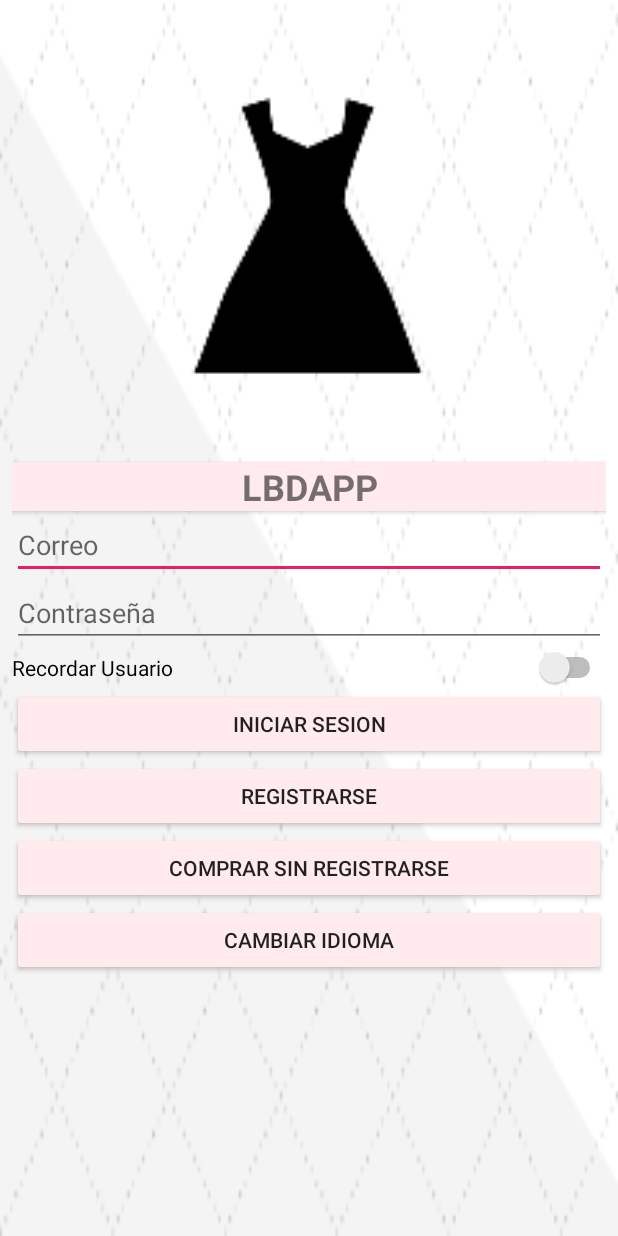
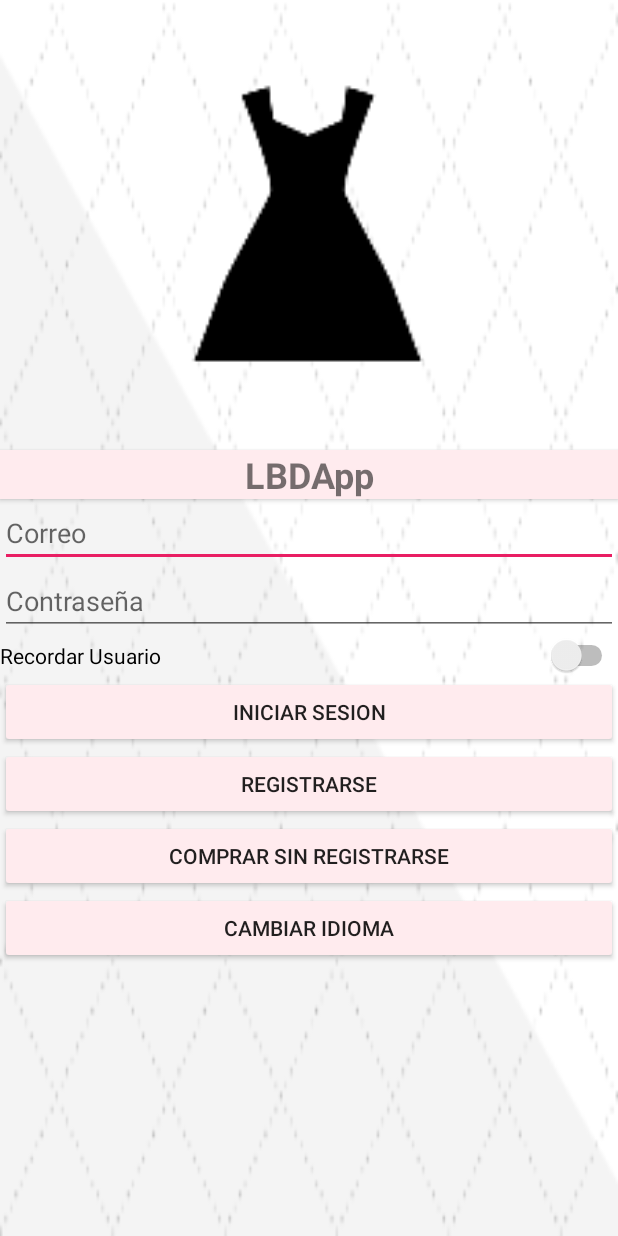
Before and after one commit to erikab2731/LBDApp1, an Android app: the screen it shows after launch (LoginActivity), on a phone screen of 412 x 824 dp. Run offline under Robolectric (Android 15) with nearby library versions, the phone set to English and light mode, and no system bars.

Commit message:
ultimos cambios

```diff
--- a/app/build.gradle
+++ b/app/build.gradle
@@ -12,12 +12,10 @@ android {
     }
     buildTypes {
         release {
-            minifyEnabled false
+            minifyEnabled true
             proguardFiles getDefaultProguardFile('proguard-android.txt'), 'proguard-rules.pro'
         }
-        debug {
-            pseudoLocalesEnabled true
-        }
+
     }
 }
 
--- a/app/src/main/java/com/example/erika/lbdapp/Adapter.java
+++ b/app/src/main/java/com/example/erika/lbdapp/Adapter.java
@@ -52,7 +52,7 @@ public class Adapter extends BaseAdapter {
         // cojemos la posicion en la que se ha pulsado
         final int pos = position;
         // Ponemos el layout
-        convertView = inflater.inflate(R.layout.grid_item2, null);
+        convertView =(View) inflater.inflate(R.layout.grid_item2, null);
         // cojemos el imagebutton por id
         ImageButton imgbtn = convertView.findViewById(R.id.imageButton2);
         // quitamos el padding del botón para que no tenga margenes
--- a/app/src/main/res/layout/activity_login.xml
+++ b/app/src/main/res/layout/activity_login.xml
@@ -6,32 +6,26 @@
     android:layout_width="match_parent"  android:layout_height="match_parent">
 <android.support.constraint.ConstraintLayout
     android:layout_width="match_parent"
-    android:layout_height="match_parent"
+    android:layout_height="wrap_content"
     tools:context=".LoginActivity">
 
-    <ScrollView
-        android:layout_width="match_parent"
-        android:layout_height="match_parent"
-        android:layout_marginStart="8dp"
-        android:layout_marginTop="8dp"
-        android:layout_marginEnd="8dp"
-        android:layout_marginBottom="8dp"
-        app:layout_constraintBottom_toBottomOf="parent"
-        app:layout_constraintEnd_toEndOf="parent"
-        app:layout_constraintStart_toStartOf="parent"
-        app:layout_constraintTop_toTopOf="parent">
 
     <LinearLayout
         android:layout_width="match_parent"
         android:layout_height="wrap_content"
         android:layout_gravity="center"
-            android:orientation="vertical">
+        android:orientation="vertical"
+        app:layout_constraintBottom_toBottomOf="parent"
+        app:layout_constraintEnd_toEndOf="parent"
+        app:layout_constraintStart_toStartOf="parent"
+        app:layout_constraintTop_toTopOf="parent">
 
         <ImageView
             android:id="@+id/imageView"
             android:layout_width="match_parent"
             android:layout_height="300dp"
             android:layout_gravity="center"
+            android:contentDescription="@string/vacio"
             app:srcCompat="@mipmap/ic_launcher_foreground"
             tools:layout_editor_absoluteX="0dp"
             tools:layout_editor_absoluteY="0dp" />
@@ -44,7 +38,7 @@
             android:background="@color/colorPrimary"
             android:elevation="@dimen/cardview_default_radius"
             android:gravity="center"
-                android:text="LBDAPP"
+            android:text="@string/app_name"
             android:textSize="24sp"
             android:textStyle="bold" />
 
@@ -52,6 +46,7 @@
             android:id="@+id/editTextemail"
             android:layout_width="match_parent"
             android:layout_height="wrap_content"
+            android:autofillHints="@string/correo"
             android:ems="10"
             android:hint="@string/correo"
             android:inputType="textEmailAddress" />
@@ -60,6 +55,7 @@
             android:id="@+id/textpassword"
             android:layout_width="match_parent"
             android:layout_height="wrap_content"
+            android:autofillHints="@string/contraseña"
             android:ems="10"
             android:hint="@string/contraseña"
             android:inputType="textPassword" />
@@ -74,32 +70,32 @@
             android:id="@+id/loginbutton"
             android:layout_width="match_parent"
             android:layout_height="wrap_content"
-                app:backgroundTint="@color/colorPrimary"
-                android:text="@string/iniciarsesion" />
+            android:text="@string/iniciarsesion"
+            app:backgroundTint="@color/colorPrimary" />
 
         <Button
             android:id="@+id/button11"
             android:layout_width="match_parent"
             android:layout_height="wrap_content"
-                app:backgroundTint="@color/colorPrimary"
-                android:text="@string/Registrarse" />
+            android:text="@string/Registrarse"
+            app:backgroundTint="@color/colorPrimary" />
 
         <Button
             android:id="@+id/button13"
             android:layout_width="match_parent"
             android:layout_height="wrap_content"
-                app:backgroundTint="@color/colorPrimary"
-                android:text="@string/comprarlogin" />
+            android:text="@string/comprarlogin"
+            app:backgroundTint="@color/colorPrimary" />
 
         <Button
             android:id="@+id/idioma"
             android:layout_width="match_parent"
             android:layout_height="wrap_content"
-                app:backgroundTint="@color/colorPrimary"
-                android:text="@string/idioma"/>
+            android:text="@string/idioma"
+            app:backgroundTint="@color/colorPrimary" />
 
     </LinearLayout>
-    </ScrollView>
+
 
 </android.support.constraint.ConstraintLayout>
 </ScrollView>
--- a/app/src/main/res/layout/activity_register.xml
+++ b/app/src/main/res/layout/activity_register.xml
@@ -5,7 +5,7 @@
     xmlns:app="http://schemas.android.com/apk/res-auto"
     xmlns:tools="http://schemas.android.com/tools"
     android:layout_width="match_parent"
-    android:layout_height="match_parent"
+    android:layout_height="wrap_content"
     android:orientation="vertical"
     android:background="@drawable/fondo"
     tools:context=".Register">
@@ -26,7 +26,7 @@
         app:layout_constraintStart_toStartOf="parent"
         android:textAppearance="@android:style/TextAppearance.Material.Notification.Title"
         app:layout_constraintTop_toTopOf="parent"
-        android:layout_below="@id/toolbar"/>
+        />
 
     <EditText
         android:id="@+id/Nombre"
@@ -42,7 +42,7 @@
         android:layout_height="wrap_content"
         android:ems="10"
         android:hint="@string/correoelec"
-        android:inputType="textPersonName" />
+        android:inputType="textEmailAddress" />
 
     <EditText
         android:id="@+id/editTpass"
--- a/app/src/main/res/layout/dialogo2.xml
+++ b/app/src/main/res/layout/dialogo2.xml
@@ -17,6 +17,8 @@
         android:layout_width="match_parent"
         android:layout_height="wrap_content"
         android:ems="10"
+        android:autofillHints="@string/vacio"
+        android:hint="@string/vacio"
         android:inputType="textPersonName" />
 
 </LinearLayout>
--- a/app/src/main/res/layout/grid_item2.xml
+++ b/app/src/main/res/layout/grid_item2.xml
@@ -1,7 +1,6 @@
 <?xml version="1.0" encoding="utf-8"?>
 <android.support.constraint.ConstraintLayout xmlns:android="http://schemas.android.com/apk/res/android"
     xmlns:app="http://schemas.android.com/apk/res-auto"
-    xmlns:tools="http://schemas.android.com/tools"
     android:layout_width="wrap_content"
     android:layout_height="wrap_content">
 
@@ -14,5 +13,6 @@
         app:layout_constraintEnd_toEndOf="parent"
         app:layout_constraintStart_toStartOf="parent"
         app:layout_constraintTop_toTopOf="parent"
-        app:srcCompat="@drawable/catalogo" />
+        app:srcCompat="@drawable/catalogo"
+        android:contentDescription="@string/vacio" />
 </android.support.constraint.ConstraintLayout>
--- a/build.gradle
+++ b/build.gradle
@@ -8,6 +8,7 @@ buildscript {
     }
     dependencies {
         classpath 'com.android.tools.build:gradle:3.3.2'
+
 
 
         // NOTE: Do not place your application dependencies here; they belong
```
Also changed, not shown: app/src/main/java/com/example/erika/lbdapp/contacto.java (+5 -6 lines), app/src/main/res/layout/activity_contacto.xml (+10 -6 lines), app/src/main/res/layout/activity_usuario.xml (+7 -14 lines), app/src/main/res/layout/grid_item.xml (+6 -6 lines), app/src/main/res/layout/productocompra.xml (+4 -5 lines), app/src/main/res/drawable/cestadelacompra.PNG (deleted), gradle.properties (line endings or trailing spaces), 2 other files. Lines whose indentation alone changed are shown as unchanged.
